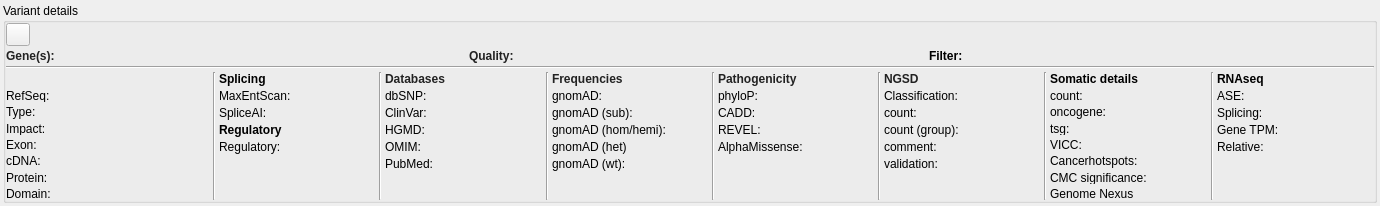
First picture: the form in src/GSvar/VariantDetailsDockWidget.ui, repository imgag/ngs-bits, before the edit.
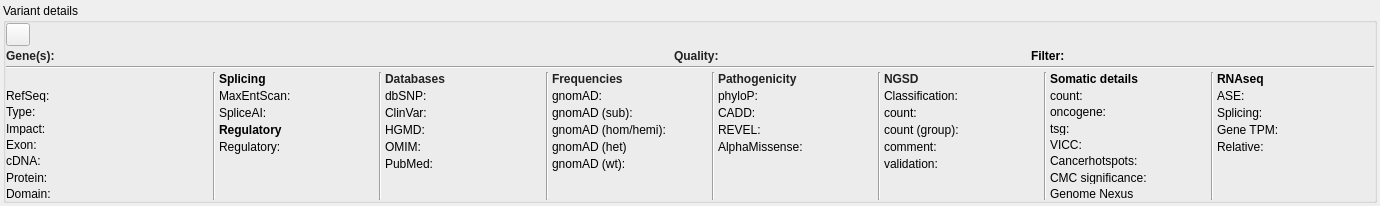
Second picture: the form after the edit. Icons and pictures are not drawn.

Commit message: GSvar: fixed GenLab ODBC driver name

Patch:
```diff
--- a/src/GSvar/VariantDetailsDockWidget.ui
+++ b/src/GSvar/VariantDetailsDockWidget.ui
@@ -156,7 +156,7 @@
        </layout>
       </item>
       <item>
-       <layout class="QHBoxLayout" name="horizontalLayout" stretch="0,1,0,1,0,1">
+       <layout class="QHBoxLayout" name="horizontalLayout" stretch="0,2,0,1,0,1">
         <property name="spacing">
          <number>3</number>
         </property>
```
The commit also changes 2 other files.
